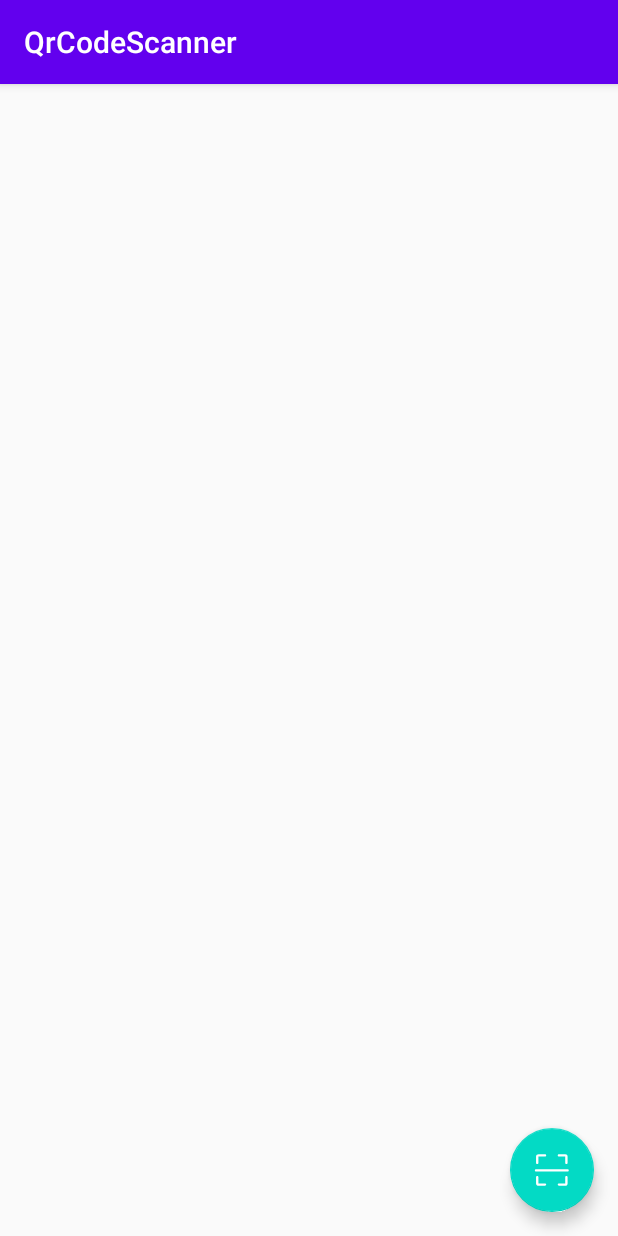
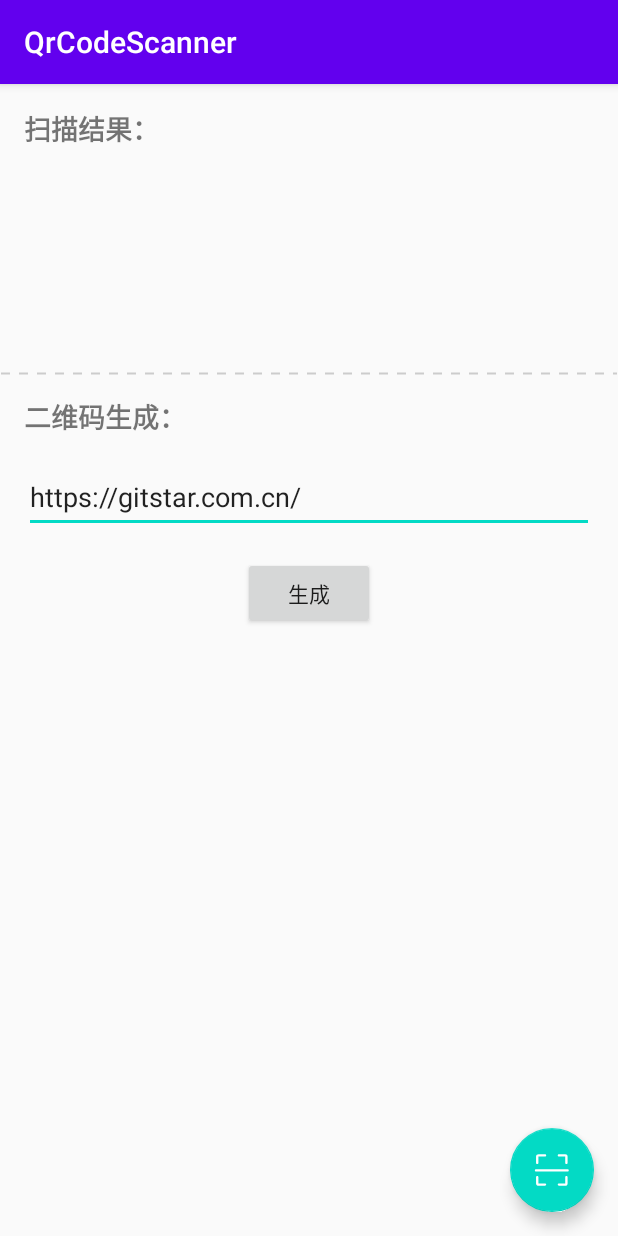
Before and after one commit to giswangsj/QrCodeScanner, an Android app: the screen it shows after launch (MainActivity), on a phone screen of 412 x 824 dp. Run offline under Robolectric (Android 15) with nearby library versions, the phone set to English and light mode, and no system bars.

```diff
--- a/app/src/main/AndroidManifest.xml
+++ b/app/src/main/AndroidManifest.xml
@@ -11,8 +11,7 @@
         android:theme="@style/AppTheme">
         <activity
             android:name=".MainActivity"
-            android:label="@string/app_name"
-            android:theme="@style/AppTheme.NoActionBar">
+            android:label="@string/app_name">
             <intent-filter>
                 <action android:name="android.intent.action.MAIN" />
 
--- a/app/src/main/java/per/wsj/qrcodescanner/MainActivity.kt
+++ b/app/src/main/java/per/wsj/qrcodescanner/MainActivity.kt
@@ -1,7 +1,6 @@
 package per.wsj.qrcodescanner
 
 import android.os.Bundle
-import com.google.android.material.floatingactionbutton.FloatingActionButton
 import androidx.appcompat.app.AppCompatActivity
 import kotlinx.android.synthetic.main.activity_main.*
 import per.wsj.lib.qrcodescanner.QrCodeScanner
@@ -11,18 +10,30 @@ class MainActivity : AppCompatActivity() {
     override fun onCreate(savedInstanceState: Bundle?) {
         super.onCreate(savedInstanceState)
         setContentView(R.layout.activity_main)
-        setSupportActionBar(findViewById(R.id.toolbar))
 
-
-        findViewById<FloatingActionButton>(R.id.fab).setOnClickListener { view ->
+        fab.setOnClickListener { view ->
             QrCodeScanner.with(this)
                 .onSuccess {
-                    tvResult.text = "扫描结果：$it"
+                    tvResult.text = "$it"
                 }
                 .onFail {
-                    tvResult.text ="扫描失败：$it"
+                    tvResult.text = "扫描失败：$it"
                 }
                 .start()
         }
+
+
+        btnGenerate.setOnClickListener {
+            if (etContent.text.toString().isNotBlank()) {
+                ivQrCode.setImageBitmap(
+                    QrCodeScanner.createQrCode(
+                        etContent.text.toString(),
+                        500,
+                        500,
+                        null
+                    )
+                )
+            }
+        }
     }
 }
--- /dev/null
+++ b/app/src/main/res/drawable/dash_line.xml
@@ -0,0 +1,9 @@
+<?xml version="1.0" encoding="utf-8"?>
+<shape xmlns:android="http://schemas.android.com/apk/res/android"
+    android:shape="line">
+    <stroke
+        android:width="1dp"
+        android:color="#cccccc"
+        android:dashWidth="6dp"
+        android:dashGap="6dp" />
+</shape>
--- a/app/src/main/res/layout/activity_main.xml
+++ b/app/src/main/res/layout/activity_main.xml
@@ -1,43 +1,92 @@
 <?xml version="1.0" encoding="utf-8"?>
-<androidx.coordinatorlayout.widget.CoordinatorLayout xmlns:android="http://schemas.android.com/apk/res/android"
+<androidx.constraintlayout.widget.ConstraintLayout xmlns:android="http://schemas.android.com/apk/res/android"
     xmlns:app="http://schemas.android.com/apk/res-auto"
     xmlns:tools="http://schemas.android.com/tools"
     android:layout_width="match_parent"
     android:layout_height="match_parent"
     tools:context=".MainActivity">
 
-    <com.google.android.material.appbar.AppBarLayout
+    <TextView
+        android:id="@+id/tvResultTip"
+        android:layout_width="wrap_content"
+        android:layout_height="wrap_content"
+        android:layout_margin="16dp"
+        android:text="扫描结果："
+        android:textSize="18sp"
+        android:textStyle="bold"
+        app:layout_constraintLeft_toLeftOf="parent"
+        app:layout_constraintTop_toTopOf="parent" />
+
+    <TextView
+        android:id="@+id/tvResult"
+        android:layout_width="wrap_content"
+        android:layout_height="wrap_content"
+        android:layout_margin="16dp"
+        app:layout_constraintLeft_toLeftOf="parent"
+        app:layout_constraintTop_toBottomOf="@+id/tvResultTip" />
+
+    <androidx.constraintlayout.widget.Guideline
+        android:id="@+id/guide"
+        android:layout_width="match_parent"
+        android:layout_height="0dp"
+        android:orientation="horizontal"
+        app:layout_constraintGuide_percent="0.25" />
+
+    <View
+        android:layout_width="match_parent"
+        android:layout_height="2dp"
+        android:background="@drawable/dash_line"
+        android:layerType="software"
+        app:layout_constraintTop_toTopOf="@+id/guide" />
+
+    <TextView
+        android:id="@+id/tvEncodeTip"
+        android:layout_width="wrap_content"
+        android:layout_height="wrap_content"
+        android:layout_margin="16dp"
+        android:text="二维码生成："
+        android:textSize="18sp"
+        android:textStyle="bold"
+        app:layout_constraintLeft_toLeftOf="parent"
+        app:layout_constraintTop_toBottomOf="@+id/guide" />
+
+    <EditText
+        android:id="@+id/etContent"
         android:layout_width="match_parent"
         android:layout_height="wrap_content"
-        android:theme="@style/AppTheme.AppBarOverlay">
+        android:layout_margin="16dp"
+        android:hint="请输入要生成二维码的内容"
+        android:text="https://gitstar.com.cn/"
+        app:layout_constraintLeft_toLeftOf="parent"
+        app:layout_constraintRight_toRightOf="parent"
+        app:layout_constraintTop_toBottomOf="@+id/tvEncodeTip" />
 
-        <androidx.appcompat.widget.Toolbar
-            android:id="@+id/toolbar"
-            android:layout_width="match_parent"
-            android:layout_height="?attr/actionBarSize"
-            android:background="?attr/colorPrimary"
-            app:popupTheme="@style/AppTheme.PopupOverlay" />
+    <Button
+        android:id="@+id/btnGenerate"
+        android:layout_width="wrap_content"
+        android:layout_height="wrap_content"
+        android:layout_marginTop="16dp"
+        android:text="生成"
+        app:layout_constraintLeft_toLeftOf="parent"
+        app:layout_constraintRight_toRightOf="parent"
+        app:layout_constraintTop_toBottomOf="@+id/etContent" />
 
-    </com.google.android.material.appbar.AppBarLayout>
-
-    <RelativeLayout
-        android:layout_width="match_parent"
-        android:layout_height="match_parent">
-
-        <TextView
-            android:id="@+id/tvResult"
-            android:layout_width="wrap_content"
-            android:layout_height="wrap_content"
-            android:layout_centerInParent="true" />
-
-    </RelativeLayout>
+    <ImageView
+        android:id="@+id/ivQrCode"
+        android:layout_width="wrap_content"
+        android:layout_height="wrap_content"
+        app:layout_constraintBottom_toBottomOf="parent"
+        app:layout_constraintLeft_toLeftOf="parent"
+        app:layout_constraintRight_toRightOf="parent"
+        app:layout_constraintTop_toBottomOf="@+id/btnGenerate" />
 
     <com.google.android.material.floatingactionbutton.FloatingActionButton
         android:id="@+id/fab"
         android:layout_width="wrap_content"
         android:layout_height="wrap_content"
-        android:layout_gravity="bottom|end"
         android:layout_margin="@dimen/fab_margin"
+        app:layout_constraintBottom_toBottomOf="parent"
+        app:layout_constraintRight_toRightOf="parent"
         app:srcCompat="@drawable/ic_scan" />
 
-</androidx.coordinatorlayout.widget.CoordinatorLayout>
+</androidx.constraintlayout.widget.ConstraintLayout>
--- a/lib/src/main/java/per/wsj/lib/qrcodescanner/QrCodeScanner.java
+++ b/lib/src/main/java/per/wsj/lib/qrcodescanner/QrCodeScanner.java
@@ -110,7 +110,7 @@ public class QrCodeScanner {
      * @param logo
      * @return
      */
-    public static Bitmap createImage(String text, int w, int h, Bitmap logo) {
+    public static Bitmap createQrCode(String text, int w, int h, Bitmap logo) {
         if (TextUtils.isEmpty(text)) {
             return null;
         }
```
Also changed, not shown: 5 other files.
